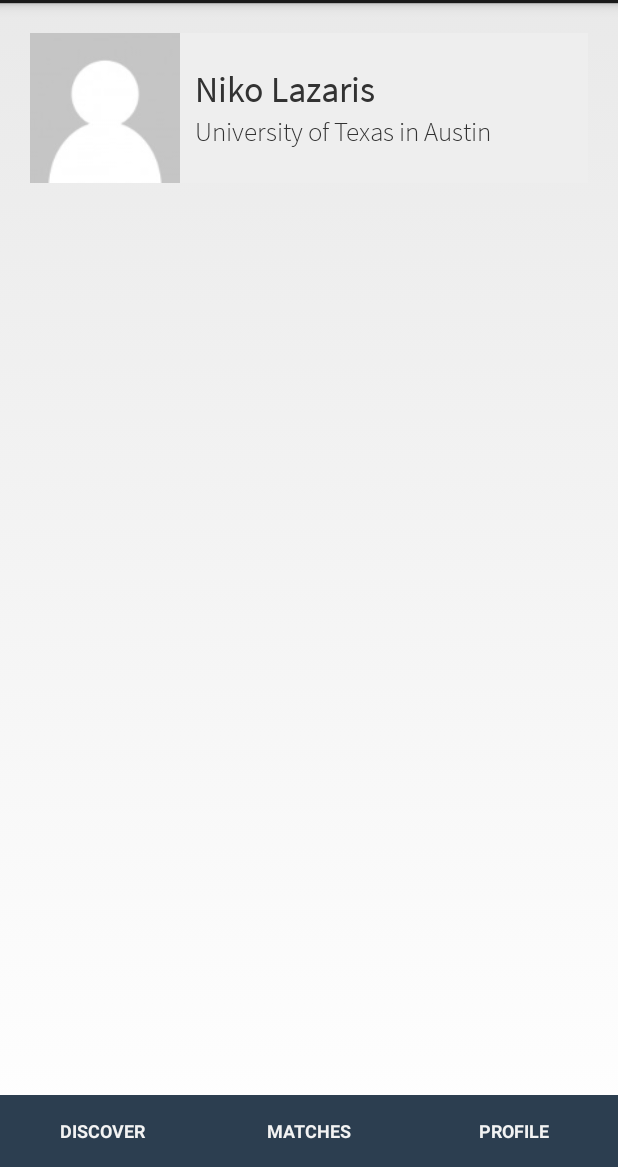
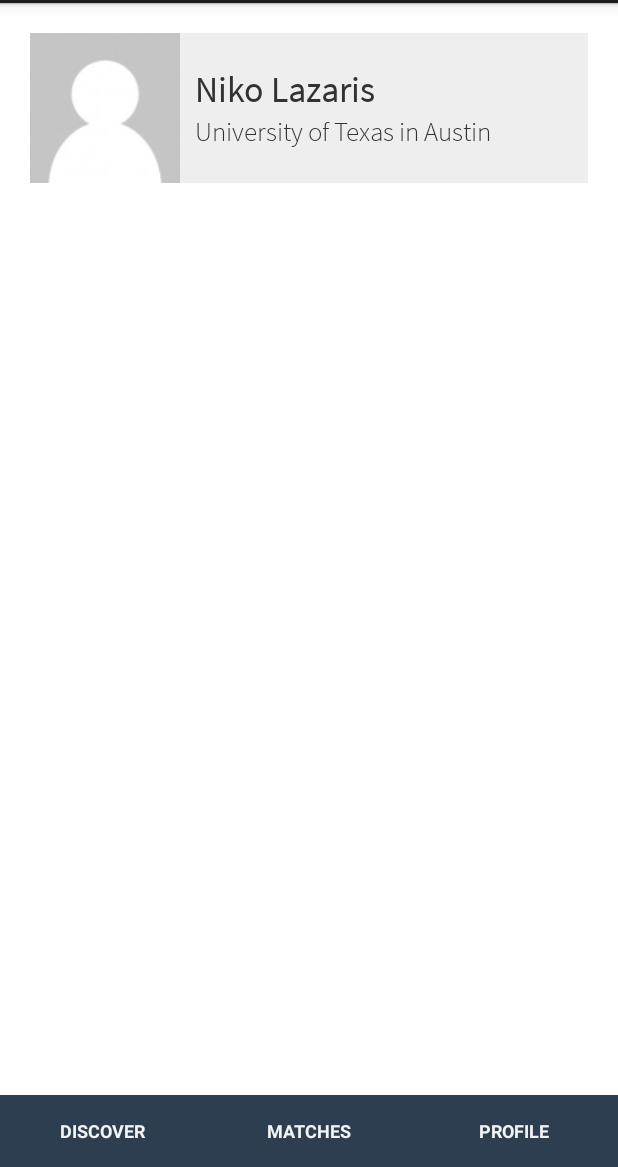
Before and after one commit to a16zTX2014/hackrAndroid, an Android app: the MainActivity screen opened directly, with no data from a screen before it, after a tap on "PROFILE", on a phone screen of 412 x 824 dp, the part 69-1236 px from its top. Run offline under Robolectric (Android 15) with nearby library versions, the phone set to English and light mode, and no system bars; 2 other taps on this screen came first.

Commit message:
updated to white backgrounds

```diff
--- a/app/src/main/res/layout/activity_main.xml
+++ b/app/src/main/res/layout/activity_main.xml
@@ -3,4 +3,5 @@
     android:layout_width="match_parent"
     android:layout_height="match_parent"
     android:id="@+id/main_container"
+    android:background="#ffffff"
     tools:context="com.example.hackrandroid.app.MainActivity"/>
--- a/app/src/main/res/layout/fragment_profile.xml
+++ b/app/src/main/res/layout/fragment_profile.xml
@@ -4,7 +4,8 @@
     android:layout_height="match_parent"
     android:orientation="vertical"
     tools:context="com.example.hackrandroid.app.LoginActivity$PlaceholderFragment"
-    android:padding="20dp">
+    android:padding="20dp"
+    android:background="#ffffff">
 
     <LinearLayout
         android:layout_width="match_parent"
```
